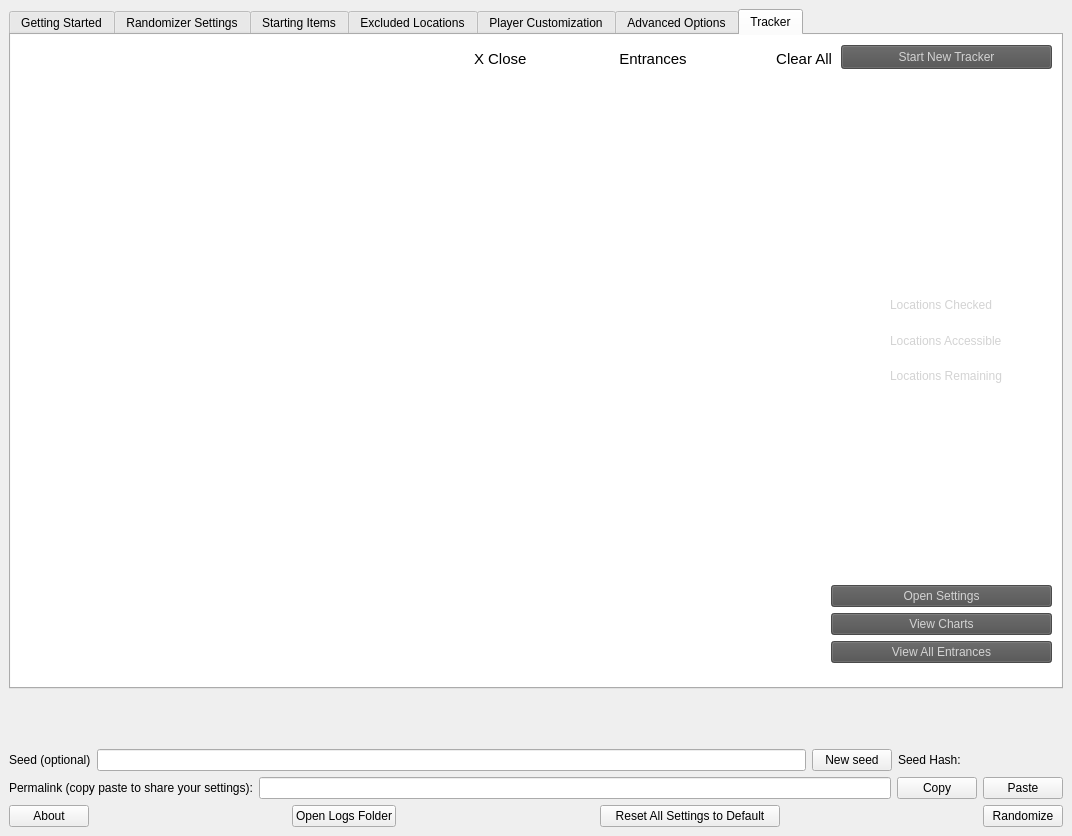
Above: gui/desktop/mainwindow.ui from Teotia444/TWWHD-Randomizer-expbuilds before the change. Below: the same form after it.
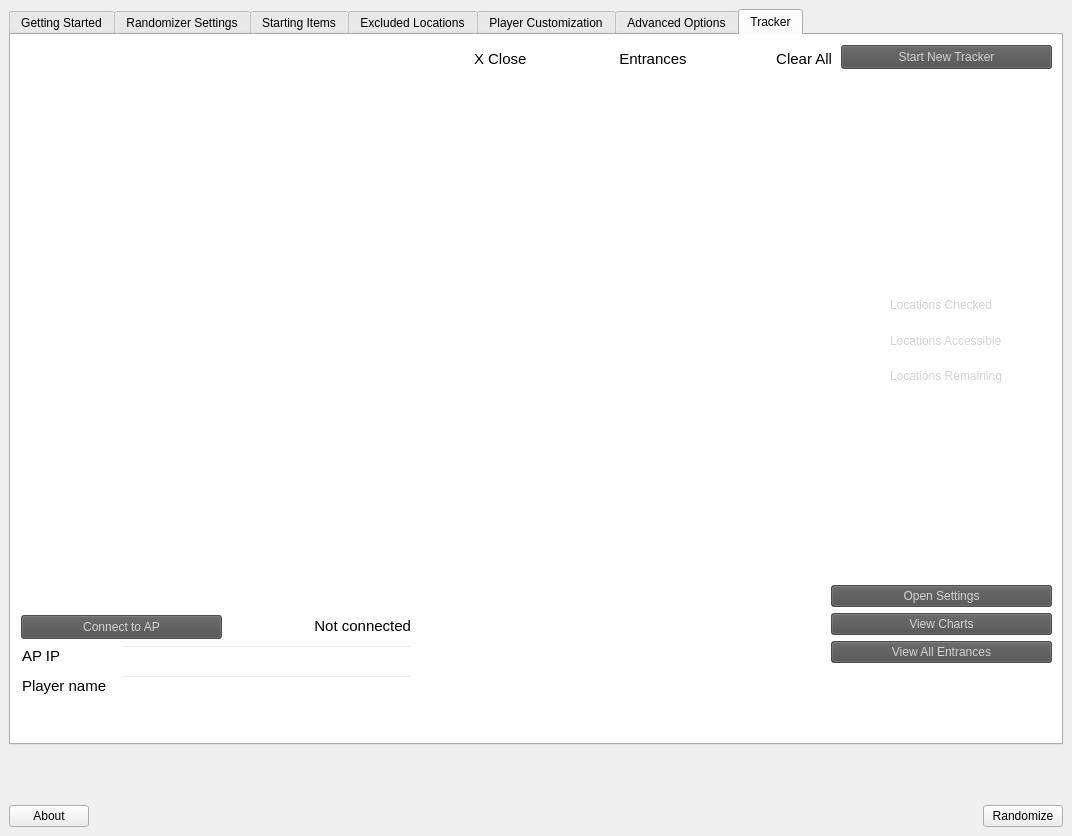
That is the form after the change. The open tabs and pages were chosen to show the change.

Commit message: crude work on the windows app

Diff of the .ui file:
```diff
--- a/gui/desktop/mainwindow.ui
+++ b/gui/desktop/mainwindow.ui
@@ -3315,6 +3315,121 @@
              </item>
             </layout>
            </widget>
+           <widget class="QPushButton" name="connect_ap_button">
+            <property name="geometry">
+             <rect>
+              <x>10</x>
+              <y>580</y>
+              <width>201</width>
+              <height>24</height>
+             </rect>
+            </property>
+            <property name="styleSheet">
+             <string notr="true">background: rgba(79, 79, 79, 0.85);
+color: lightgray</string>
+            </property>
+            <property name="text">
+             <string>Connect to AP</string>
+            </property>
+           </widget>
+           <widget class="QLineEdit" name="ap_ip">
+            <property name="geometry">
+             <rect>
+              <x>110</x>
+              <y>610</y>
+              <width>291</width>
+              <height>24</height>
+             </rect>
+            </property>
+            <property name="styleSheet">
+             <string notr="true">background-color: rgba(0, 0, 0, 0); color: black;</string>
+            </property>
+           </widget>
+           <widget class="QPushButton" name="connected_status">
+            <property name="geometry">
+             <rect>
+              <x>300</x>
+              <y>580</y>
+              <width>101</width>
+              <height>21</height>
+             </rect>
+            </property>
+            <property name="cursor">
+             <cursorShape>PointingHandCursor</cursorShape>
+            </property>
+            <property name="styleSheet">
+             <string notr="true">text-align: right;
+color: black;
+font-size: 15px;</string>
+            </property>
+            <property name="text">
+             <string>Not connected</string>
+            </property>
+            <property name="flat">
+             <bool>true</bool>
+            </property>
+           </widget>
+           <widget class="QLineEdit" name="ap_ip_2">
+            <property name="geometry">
+             <rect>
+              <x>110</x>
+              <y>640</y>
+              <width>291</width>
+              <height>24</height>
+             </rect>
+            </property>
+            <property name="styleSheet">
+             <string notr="true">background-color: rgba(0, 0, 0, 0); color: black;</string>
+            </property>
+           </widget>
+           <widget class="QPushButton" name="connected_status_2">
+            <property name="geometry">
+             <rect>
+              <x>10</x>
+              <y>610</y>
+              <width>101</width>
+              <height>21</height>
+             </rect>
+            </property>
+            <property name="cursor">
+             <cursorShape>PointingHandCursor</cursorShape>
+            </property>
+            <property name="styleSheet">
+             <string notr="true">text-align: left;
+color: black;
+font-size: 15px;</string>
+            </property>
+            <property name="text">
+             <string>AP IP</string>
+            </property>
+            <property name="flat">
+             <bool>true</bool>
+            </property>
+           </widget>
+           <widget class="QPushButton" name="connected_status_3">
+            <property name="geometry">
+             <rect>
+              <x>10</x>
+              <y>640</y>
+              <width>101</width>
+              <height>21</height>
+             </rect>
+            </property>
+            <property name="cursor">
+             <cursorShape>PointingHandCursor</cursorShape>
+            </property>
+            <property name="styleSheet">
+             <string notr="true">text-align: left;
+color: black;
+font-size: 15px;</string>
+            </property>
+            <property name="text">
+             <string>Player name</string>
+            </property>
+            <property name="flat">
+             <bool>true</bool>
+            </property>
+           </widget>
           </widget>
          </widget>
         </item>
@@ -3338,83 +3453,6 @@
       </property>
      </widget>
     </item>
-    <item>
-     <layout class="QHBoxLayout" name="horizontalLayout_29">
-      <item>
-       <widget class="QLabel" name="label_3">
-        <property name="text">
-         <string>Seed (optional)</string>
-        </property>
-       </widget>
-      </item>
-      <item>
-       <widget class="QLineEdit" name="seed"/>
-      </item>
-      <item>
-       <widget class="QPushButton" name="generate_seed_button">
-        <property name="text">
-         <string>New seed</string>
-        </property>
-       </widget>
-      </item>
-      <item>
-       <widget class="QLabel" name="seed_hash_label">
-        <property name="sizePolicy">
-         <sizepolicy hsizetype="Fixed" vsizetype="Preferred">
-          <horstretch>0</horstretch>
-          <verstretch>0</verstretch>
-         </sizepolicy>
-        </property>
-        <property name="minimumSize">
-         <size>
-          <width>165</width>
-          <height>0</height>
-         </size>
-        </property>
-        <property name="maximumSize">
-         <size>
-          <width>165</width>
-          <height>16777215</height>
-         </size>
-        </property>
-        <property name="text">
-         <string>Seed Hash:</string>
-        </property>
-        <property name="alignment">
-         <set>Qt::AlignmentFlag::AlignLeading|Qt::AlignmentFlag::AlignLeft|Qt::AlignmentFlag::AlignVCenter</set>
-        </property>
-       </widget>
-      </item>
-     </layout>
-    </item>
-    <item>
-     <layout class="QHBoxLayout" name="horizontalLayout_4">
-      <item>
-       <widget class="QLabel" name="label_4">
-        <property name="text">
-         <string>Permalink (copy paste to share your settings):</string>
-        </property>
-       </widget>
-      </item>
-      <item>
-       <widget class="QLineEdit" name="permalink"/>
-      </item>
-      <item>
-       <widget class="QPushButton" name="copy_permalink">
-        <property name="text">
-         <string>Copy</string>
-        </property>
-       </widget>
-      </item>
-      <item>
-       <widget class="QPushButton" name="paste_permalink">
-        <property name="text">
-         <string>Paste</string>
-        </property>
-       </widget>
-      </item>
-     </layout>
-    </item>
     <item>
      <layout class="QHBoxLayout" name="horizontalLayout">
       <item>
@@ -3424,52 +3462,6 @@
         </property>
        </widget>
       </item>
-      <item>
-       <spacer name="horizontalSpacer">
-        <property name="orientation">
-         <enum>Qt::Orientation::Horizontal</enum>
-        </property>
-        <property name="sizeHint" stdset="0">
-         <size>
-          <width>40</width>
-          <height>20</height>
-         </size>
-        </property>
-       </spacer>
-      </item>
-      <item>
-       <widget class="QPushButton" name="open_logs_folder_button">
-        <property name="text">
-         <string>Open Logs Folder</string>
-        </property>
-       </widget>
-      </item>
-      <item>
-       <spacer name="horizontalSpacer_5">
-        <property name="orientation">
-         <enum>Qt::Orientation::Horizontal</enum>
-        </property>
-        <property name="sizeHint" stdset="0">
-         <size>
-          <width>40</width>
-          <height>20</height>
-         </size>
-        </property>
-       </spacer>
-      </item>
-      <item>
-       <widget class="QPushButton" name="reset_settings_to_default">
-        <property name="minimumSize">
-         <size>
-          <width>180</width>
-          <height>0</height>
-         </size>
-        </property>
-        <property name="text">
-         <string>Reset All Settings to Default</string>
-        </property>
-       </widget>
-      </item>
       <item>
        <spacer name="horizontalSpacer_2">
         <property name="orientation">
```
Left out of the diff: 161 changed lines with no effect on the pictures. The commit also changes 7 other files.
